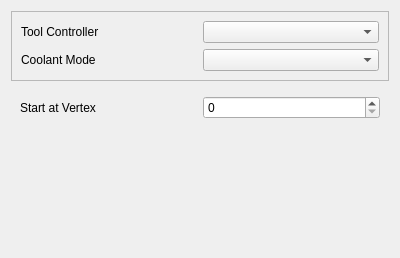
Old version of the form src/Mod/CAM/Gui/Resources/panels/PageOpEngraveEdit.ui in the repository southseact-3d/fcd.
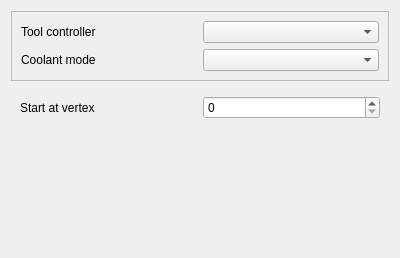
New version of the form.

What changed in the file:
```diff
--- a/src/Mod/CAM/Gui/Resources/panels/PageOpEngraveEdit.ui
+++ b/src/Mod/CAM/Gui/Resources/panels/PageOpEngraveEdit.ui
@@ -26,7 +26,7 @@
       <item row="0" column="0">
        <widget class="QLabel" name="label">
         <property name="text">
-         <string>Tool Controller</string>
+         <string>Tool controller</string>
         </property>
        </widget>
       </item>
@@ -40,7 +40,7 @@
       <item row="1" column="0">
        <widget class="QLabel" name="label_3">
         <property name="text">
-         <string>Coolant Mode</string>
+         <string>Coolant mode</string>
         </property>
        </widget>
       </item>
@@ -60,7 +60,7 @@
       <item row="0" column="0">
        <widget class="QLabel" name="label_2">
         <property name="text">
-         <string>Start at Vertex</string>
+         <string>Start at vertex</string>
         </property>
        </widget>
       </item>
```
Left out of the diff: 6 changed lines with no effect on the pictures.
